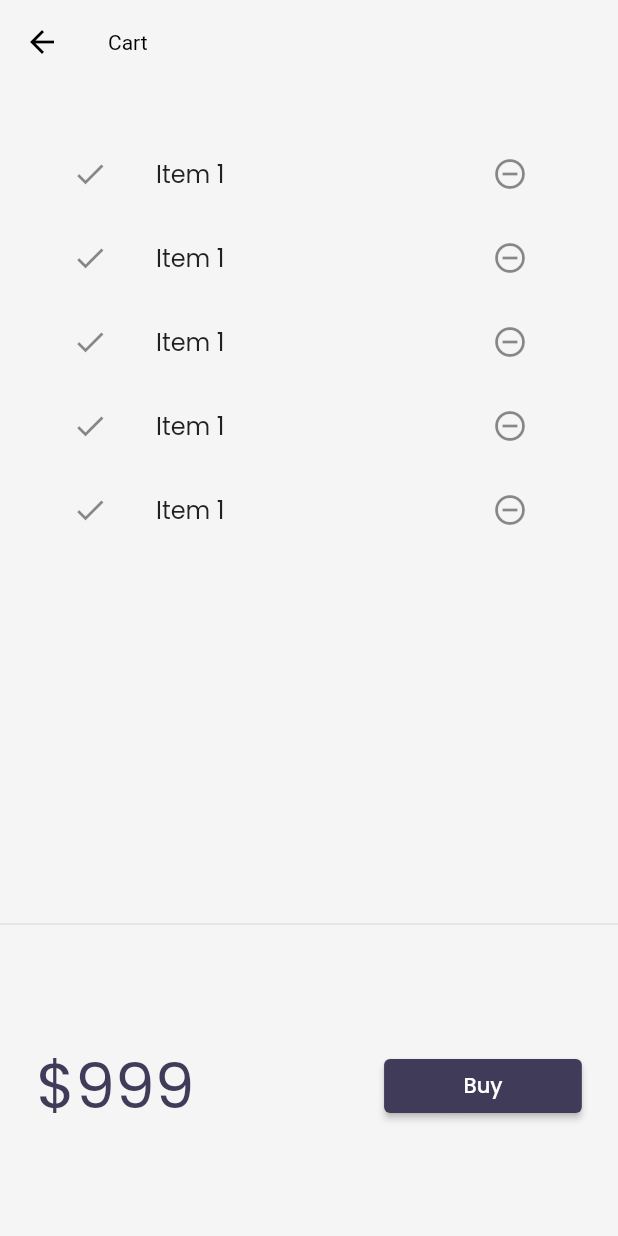
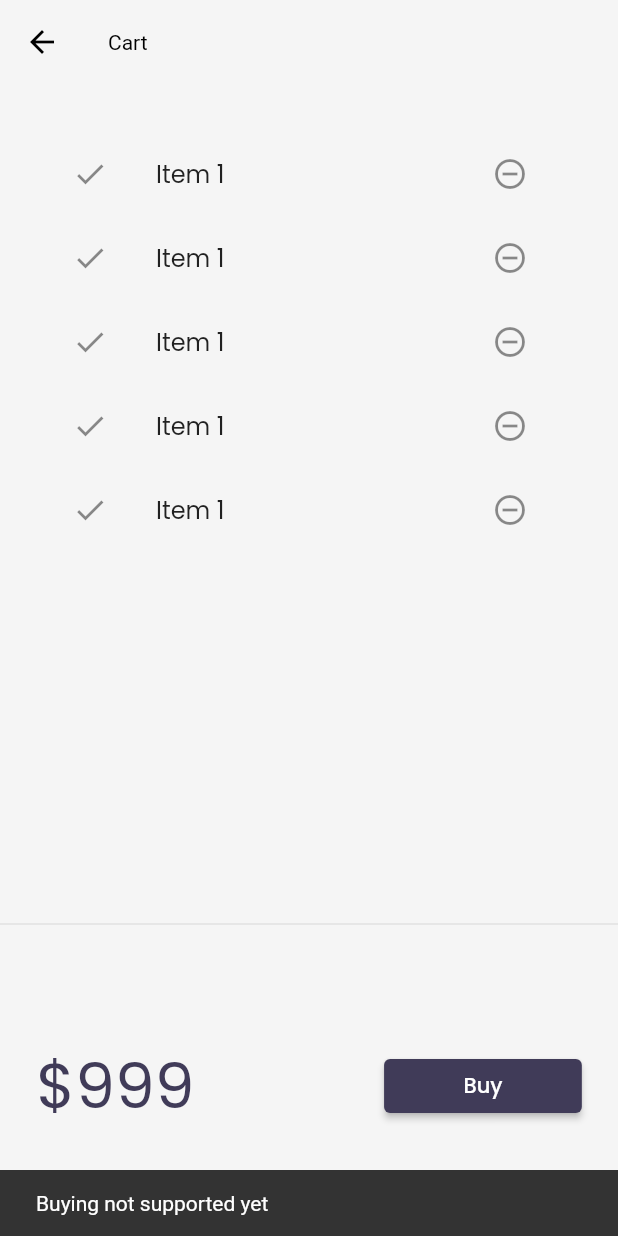
Before and after one commit to vishal2develop/30DaysOfFlutter, a Flutter app: the CartPage screen opened by its route, after a tap on "Buy", on a phone screen of 412 x 824 dp. Run offline on Flutter 3.47's test engine with Material 2 defaults, Android fonts, the phone set to English and light mode, and no system bars; our stand-ins replace google_fonts, velocity_x; network calls fail.

```diff
--- a/lib/models/catalog.dart
+++ b/lib/models/catalog.dart
@@ -4,11 +4,11 @@ class CatalogModel {
   static List<Item> items = [];
 
   // Get item by id
-  static Item getById(int id) =>
+  Item getById(int id) =>
       items.firstWhere((element) => element.id == id, orElse: null);
 
   // get Item by position
-  static Item getByPosition(int pos) => items[pos];
+  Item getByPosition(int pos) => items[pos];
 }
 
 class Item {
--- a/lib/pages/cart_page.dart
+++ b/lib/pages/cart_page.dart
@@ -14,7 +14,7 @@ class CartPage extends StatelessWidget {
         title: "Cart".text.make(),
       ),
       body: Column(
-        children: [_CardList().p32().expand(), Divider(), _CartTotal()],
+        children: [_CartList().p32().expand(), Divider(), _CartTotal()],
       ),
     );
   }
@@ -33,7 +33,10 @@ class _CartTotal extends StatelessWidget {
           "\$999".text.xl5.color(context.theme.accentColor).make(),
           30.widthBox,
           ElevatedButton(
-                  onPressed: () {},
+                  onPressed: () {
+                    ScaffoldMessenger.of(context).showSnackBar(SnackBar(
+                        content: "Buying not supported yet".text.make()));
+                  },
                   style: ButtonStyle(
                       backgroundColor:
                           MaterialStateProperty.all(context.theme.buttonColor)),
@@ -45,14 +48,14 @@ class _CartTotal extends StatelessWidget {
   }
 }
 
-class _CardList extends StatefulWidget {
-  const _CardList({Key? key}) : super(key: key);
+class _CartList extends StatefulWidget {
+  const _CartList({Key? key}) : super(key: key);
 
   @override
-  State<_CardList> createState() => _CardListState();
+  State<_CartList> createState() => _CartListState();
 }
 
-class _CardListState extends State<_CardList> {
+class _CartListState extends State<_CartList> {
   @override
   Widget build(BuildContext context) {
     return ListView.builder(
--- a/lib/widgets/home_widgets/catalog_list.dart
+++ b/lib/widgets/home_widgets/catalog_list.dart
@@ -14,7 +14,7 @@ class CatalogList extends StatelessWidget {
     return ListView.builder(
       shrinkWrap: true,
       itemBuilder: (context, index) {
-        final catalog = CatalogModel.getByPosition(index);
+        final catalog = CatalogModel.items[index];
         return InkWell(
           child: CatalogItem(catalog: catalog),
           onTap: () => Navigator.push(
```
Also changed, not shown: lib/models/cart.dart (added, +36 -0 lines).
